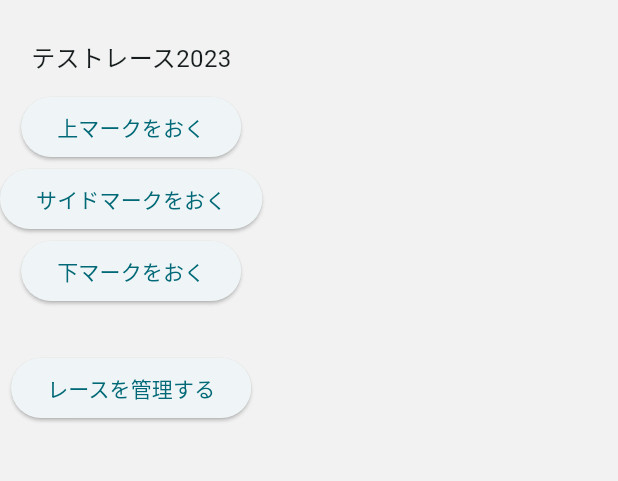
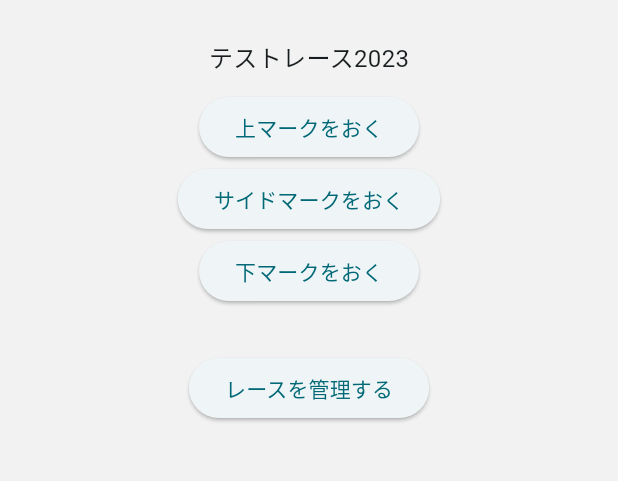
Before and after one commit to takara2314/bsam-admin, a Flutter app: the screen it shows after launch, on a phone screen of 412 x 824 dp, the part 74-555 px from its top. Run offline on Flutter 3.47's test engine with Material 2 defaults, Android fonts, the phone set to English and light mode, and no system bars; our stand-ins replace battery_plus, flutter_dotenv, flutter_riverpod, flutter_svg, geolocator, google_maps_flutter and 2 more; missing offline and left inert: jwt_decode; statements that could not run were skipped.

Commit message:
Fix: 中央に描画されない現象を修正

```diff
--- a/lib/pages/home/page.dart
+++ b/lib/pages/home/page.dart
@@ -74,6 +74,7 @@ class _Home extends ConsumerState<Home> {
         assocName: 'セーリング団体名'
       ),
       body: SingleChildScrollView(
+        child: Center(
           child: Column(
             mainAxisAlignment: MainAxisAlignment.center,
             crossAxisAlignment: CrossAxisAlignment.center,
@@ -92,6 +93,7 @@ class _Home extends ConsumerState<Home> {
             ]
           )
         )
+      )
     );
   }
 }
--- a/lib/pages/manage/page.dart
+++ b/lib/pages/manage/page.dart
@@ -152,6 +152,7 @@ class _Manage extends ConsumerState<Manage> {
     return Scaffold(
       appBar: const ManageAppBar(),
       body: SingleChildScrollView(
+        child: Center(
           child: (_started == null
             ? const Text('読み込み中')
             : Column(
@@ -169,6 +170,7 @@ class _Manage extends ConsumerState<Manage> {
               )
             )
         )
+      )
     );
   }
 }
```
Lines whose indentation alone changed are shown as unchanged.
